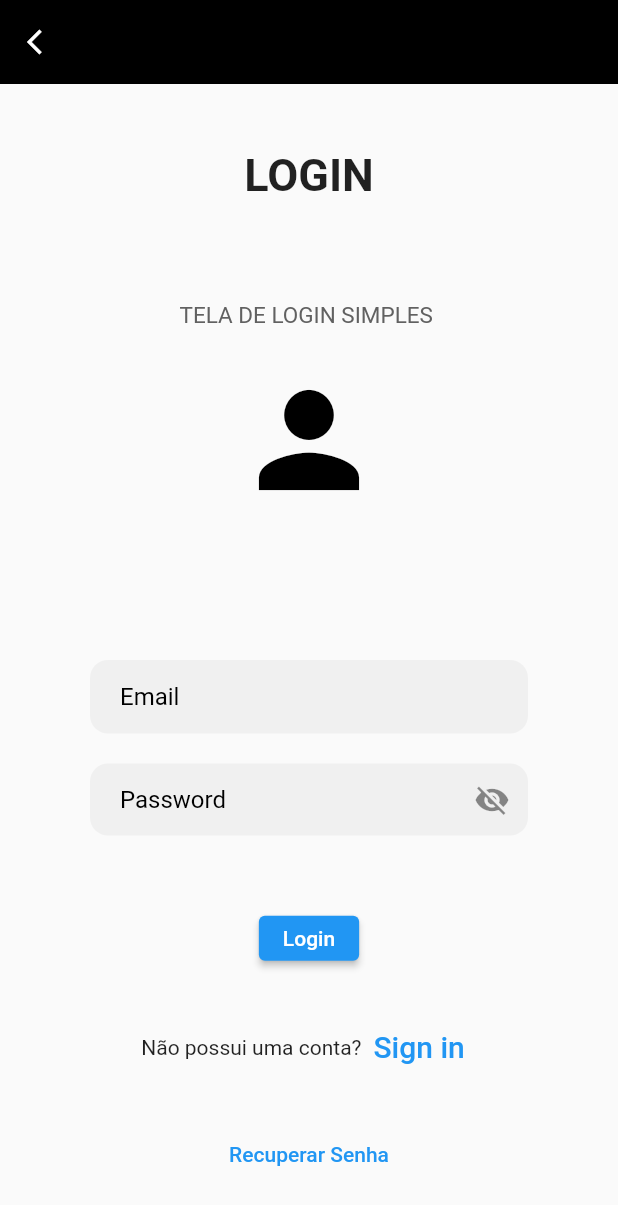
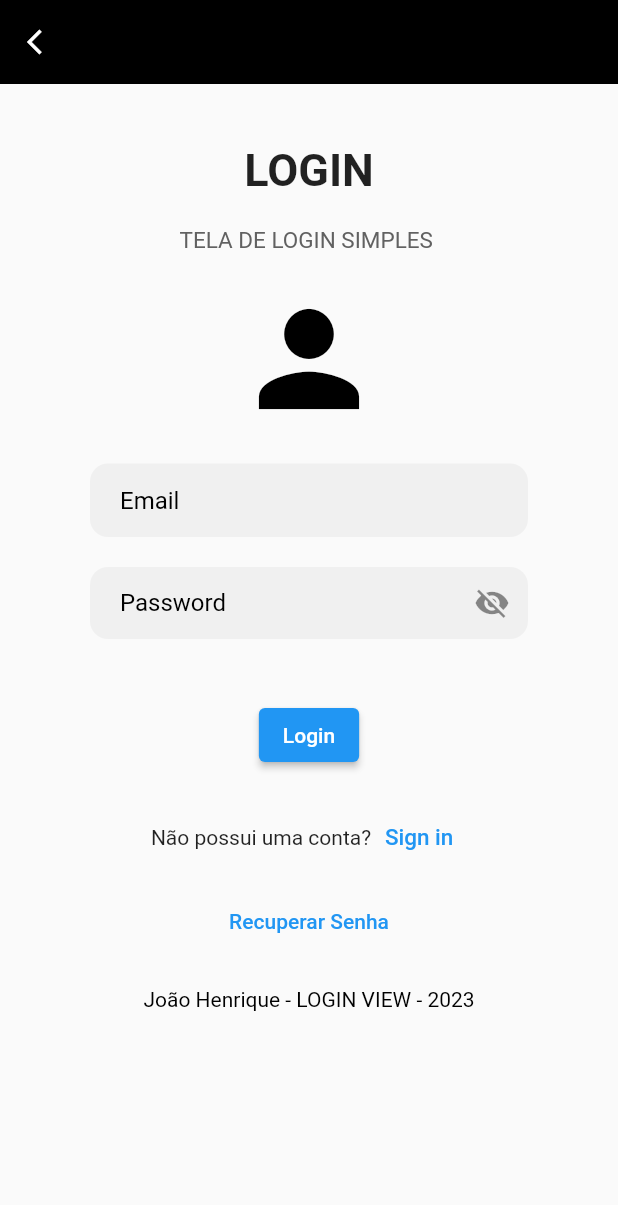
Before and after one commit to JoaoHenriqu3/LoginView, a Flutter app: the screen it shows after launch, on a phone screen of 412 x 824 dp. Shown: the top 1205 px of the screen. Run offline on Flutter 3.47's test engine with Material 2 defaults, Android fonts, the phone set to English and light mode, and no system bars.

Commit message:
Login View Simples

```diff
--- a/lib/login_view.dart
+++ b/lib/login_view.dart
@@ -38,8 +38,8 @@ class _LoginViewState extends State<LoginView> {
             height: MediaQuery.of(context).size.height,
             width: MediaQuery.of(context).size.width,
             child: Column(
-              mainAxisAlignment: MainAxisAlignment.spaceEvenly,
               children: [
+                const SizedBox(height: 20),
                 const Text(
                   "LOGIN",
                   style: TextStyle(
@@ -55,12 +55,13 @@ class _LoginViewState extends State<LoginView> {
                     color: Colors.grey[700],
                   ),
                 ),
+                const SizedBox(height: 20),
                 const Icon(
                   Icons.person,
                   color: Colors.black,
                   size: 100.0,
                 ),
-                const SizedBox(height: 50),
+                const SizedBox(height: 20),
                 Padding(
                   padding: const EdgeInsets.symmetric(horizontal: 40),
                   child: Column(
@@ -120,12 +121,9 @@ class _LoginViewState extends State<LoginView> {
                     ],
                   ),
                 ),
-                Container(
-                  height: 50,
-                  padding: const EdgeInsets.fromLTRB(20.0, 10.0, 20.0, 10.0),
-                  child: ElevatedButton(
-                      child: const Text('Login'), onPressed: () {}),
-                ),
+                const SizedBox(height: 20),
+                ElevatedButton(child: const Text('Login'), onPressed: () {}),
+                const SizedBox(height: 20),
                 Row(
                   mainAxisAlignment: MainAxisAlignment.center,
                   children: [
@@ -133,12 +131,13 @@ class _LoginViewState extends State<LoginView> {
                     TextButton(
                       child: const Text(
                         'Sign in',
-                        style: TextStyle(fontSize: 20),
+                        style: TextStyle(fontSize: 15),
                       ),
                       onPressed: () {},
                     ),
                   ],
                 ),
+                const SizedBox(height: 8),
                 TextButton(
                   onPressed: () {},
                   child: const Text(
@@ -146,7 +145,12 @@ class _LoginViewState extends State<LoginView> {
                   ),
                 ),
                 const SizedBox(height: 20),
-                const Text("João Henrique - LOGIN VIEW - 2023"),
+                RichText(
+                  text: const TextSpan(
+                    style: TextStyle(color: Colors.black),
+                    text: ("João Henrique - LOGIN VIEW - 2023"),
+                  ),
+                ),
               ],
             ),
           ),
```
